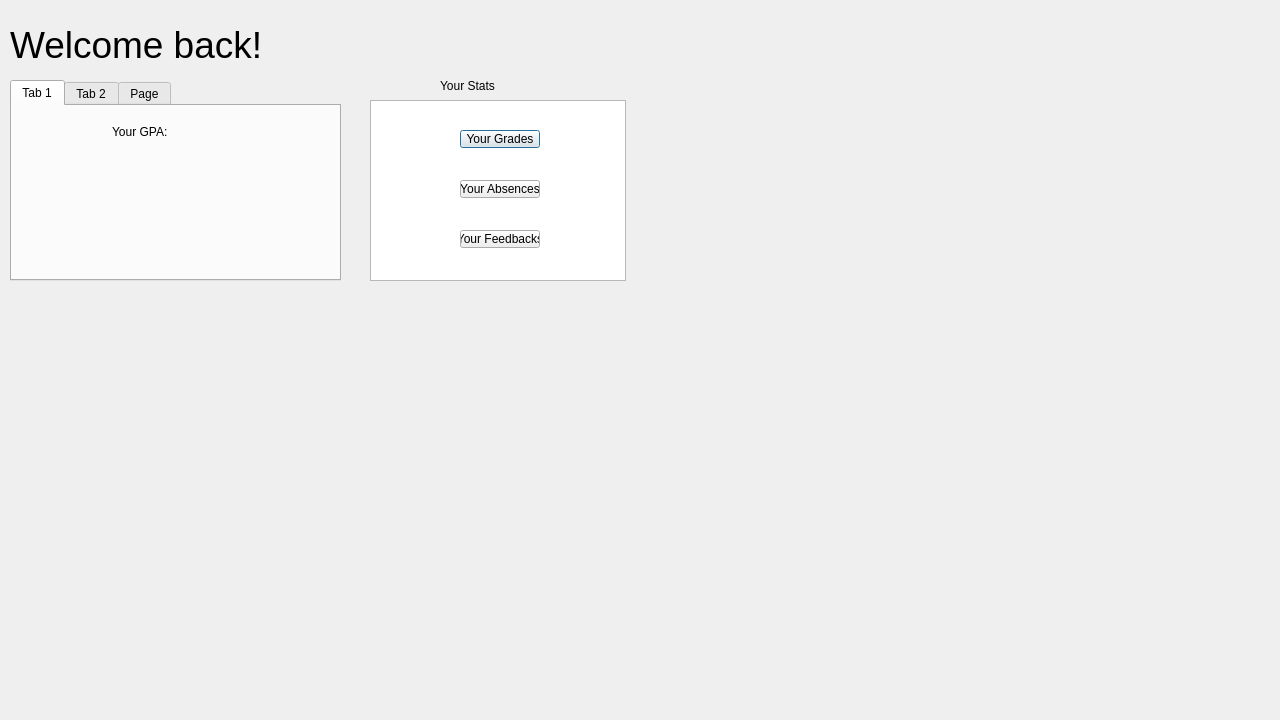
codingburgas/school-project-assignment-codex, file brainstorm/brainstorm/forms/loggedInWindow.ui: the form before one commit.
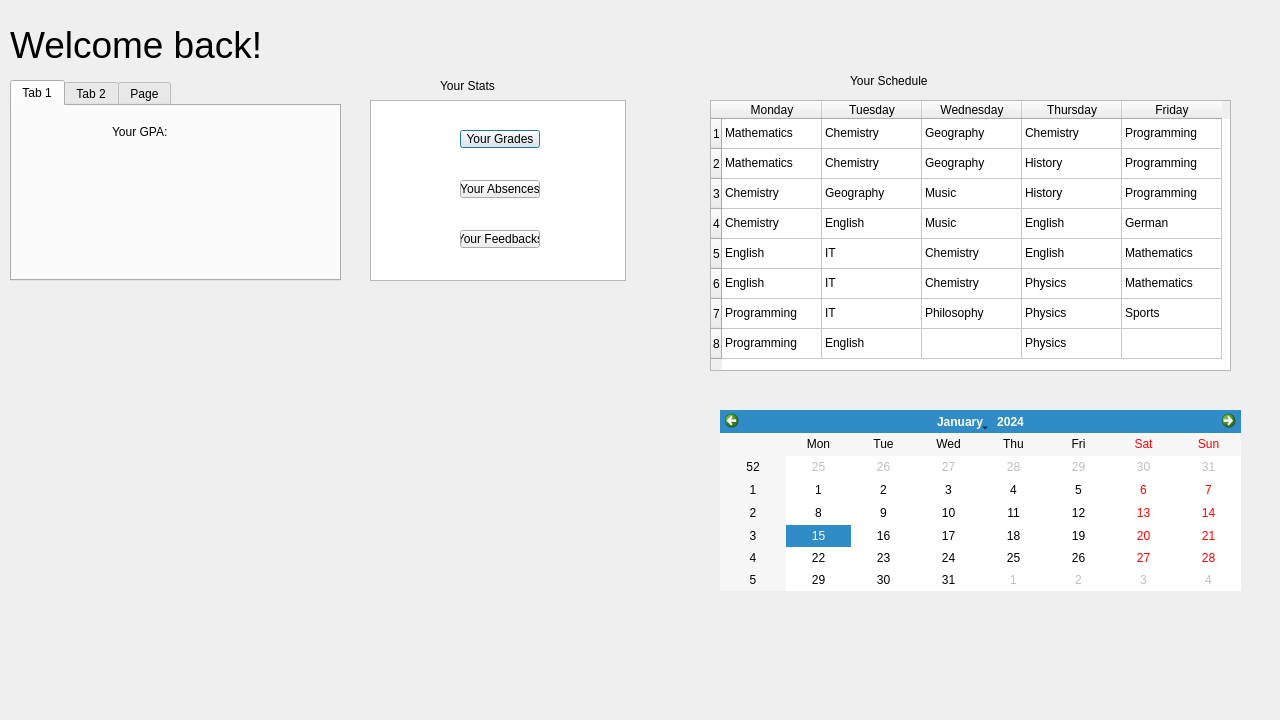
The form after the commit. The open tabs and pages were chosen to show the change.

Commit message: Make user menu functionality (Close #44)

Diff of the .ui file:
```diff
--- a/brainstorm/brainstorm/forms/loggedInWindow.ui
+++ b/brainstorm/brainstorm/forms/loggedInWindow.ui
@@ -207,6 +207,308 @@
       <string>Your Stats</string>
      </property>
     </widget>
+    <widget class="QCalendarWidget" name="calendarWidget">
+     <property name="geometry">
+      <rect>
+       <x>720</x>
+       <y>410</y>
+       <width>521</width>
+       <height>181</height>
+      </rect>
+     </property>
+    </widget>
+    <widget class="QTableWidget" name="tableWidget_3">
+     <property name="geometry">
+      <rect>
+       <x>710</x>
+       <y>100</y>
+       <width>521</width>
+       <height>271</height>
+      </rect>
+     </property>
+     <property name="styleSheet">
+      <string notr="true"/>
+     </property>
+     <property name="rowCount">
+      <number>8</number>
+     </property>
+     <property name="columnCount">
+      <number>5</number>
+     </property>
+     <attribute name="horizontalHeaderVisible">
+      <bool>true</bool>
+     </attribute>
+     <row/>
+     <row/>
+     <row/>
+     <row/>
+     <row/>
+     <row/>
+     <row/>
+     <row/>
+     <column>
+      <property name="text">
+       <string>Monday</string>
+      </property>
+     </column>
+     <column>
+      <property name="text">
+       <string>Tuesday</string>
+      </property>
+     </column>
+     <column>
+      <property name="text">
+       <string>Wednesday</string>
+      </property>
+     </column>
+     <column>
+      <property name="text">
+       <string>Thursday</string>
+      </property>
+     </column>
+     <column>
+      <property name="text">
+       <string>Friday</string>
+      </property>
+     </column>
+     <item row="0" column="0">
+      <property name="text">
+       <string>Mathematics</string>
+      </property>
+     </item>
+     <item row="0" column="1">
+      <property name="text">
+       <string>Chemistry</string>
+      </property>
+     </item>
+     <item row="0" column="2">
+      <property name="text">
+       <string>Geography</string>
+      </property>
+     </item>
+     <item row="0" column="3">
+      <property name="text">
+       <string>Chemistry</string>
+      </property>
+     </item>
+     <item row="0" column="4">
+      <property name="text">
+       <string>Programming</string>
+      </property>
+     </item>
+     <item row="1" column="0">
+      <property name="text">
+       <string>Mathematics</string>
+      </property>
+     </item>
+     <item row="1" column="1">
+      <property name="text">
+       <string>Chemistry</string>
+      </property>
+     </item>
+     <item row="1" column="2">
+      <property name="text">
+       <string>Geography</string>
+      </property>
+     </item>
+     <item row="1" column="3">
+      <property name="text">
+       <string>History</string>
+      </property>
+     </item>
+     <item row="1" column="4">
+      <property name="text">
+       <string>Programming</string>
+      </property>
+     </item>
+     <item row="2" column="0">
+      <property name="text">
+       <string>Chemistry</string>
+      </property>
+     </item>
+     <item row="2" column="1">
+      <property name="text">
+       <string>Geography</string>
+      </property>
+     </item>
+     <item row="2" column="2">
+      <property name="text">
+       <string>Music</string>
+      </property>
+     </item>
+     <item row="2" column="3">
+      <property name="text">
+       <string>History</string>
+      </property>
+     </item>
+     <item row="2" column="4">
+      <property name="text">
+       <string>Programming</string>
+      </property>
+     </item>
+     <item row="3" column="0">
+      <property name="text">
+       <string>Chemistry</string>
+      </property>
+     </item>
+     <item row="3" column="1">
+      <property name="text">
+       <string>English</string>
+      </property>
+     </item>
+     <item row="3" column="2">
+      <property name="text">
+       <string>Music</string>
+      </property>
+     </item>
+     <item row="3" column="3">
+      <property name="text">
+       <string>English</string>
+      </property>
+     </item>
+     <item row="3" column="4">
+      <property name="text">
+       <string>German</string>
+      </property>
+     </item>
+     <item row="4" column="0">
+      <property name="text">
+       <string>English</string>
+      </property>
+     </item>
+     <item row="4" column="1">
+      <property name="text">
+       <string>IT</string>
+      </property>
+     </item>
+     <item row="4" column="2">
+      <property name="text">
+       <string>Chemistry</string>
+      </property>
+     </item>
+     <item row="4" column="3">
+      <property name="text">
+       <string>English</string>
+      </property>
+     </item>
+     <item row="4" column="4">
+      <property name="text">
+       <string>Mathematics</string>
+      </property>
+     </item>
+     <item row="5" column="0">
+      <property name="text">
+       <string>English</string>
+      </property>
+     </item>
+     <item row="5" column="1">
+      <property name="text">
+       <string>IT</string>
+      </property>
+     </item>
+     <item row="5" column="2">
+      <property name="text">
+       <string>Chemistry</string>
+      </property>
+     </item>
+     <item row="5" column="3">
+      <property name="text">
+       <string>Physics</string>
+      </property>
+     </item>
+     <item row="5" column="4">
+      <property name="text">
+       <string>Mathematics</string>
+      </property>
+     </item>
+     <item row="6" column="0">
+      <property name="text">
+       <string>Programming</string>
+      </property>
+     </item>
+     <item row="6" column="1">
+      <property name="text">
+       <string>IT</string>
+      </property>
+     </item>
+     <item row="6" column="2">
+      <property name="text">
+       <string>Philosophy</string>
+      </property>
+     </item>
+     <item row="6" column="3">
+      <property name="text">
+       <string>Physics</string>
+      </property>
+     </item>
+     <item row="6" column="4">
+      <property name="text">
+       <string>Sports</string>
+      </property>
+     </item>
+     <item row="7" column="0">
+      <property name="text">
+       <string>Programming</string>
+      </property>
+     </item>
+     <item row="7" column="1">
+      <property name="text">
+       <string>English</string>
+      </property>
+     </item>
+     <item row="7" column="3">
+      <property name="text">
+       <string>Physics</string>
+      </property>
+     </item>
+     <item row="7" column="4">
+      <property name="text">
+       <string/>
+      </property>
+     </item>
+    </widget>
+    <widget class="QLabel" name="label_13">
+     <property name="geometry">
+      <rect>
+       <x>850</x>
+       <y>60</y>
+       <width>251</width>
+       <height>41</height>
+      </rect>
+     </property>
+     <property name="text">
+      <string>Your Schedule</string>
+     </property>
+    </widget>
+    <widget class="QStackedWidget" name="stackedWidget_2">
+     <property name="geometry">
+      <rect>
+       <x>10</x>
+       <y>290</y>
+       <width>571</width>
+       <height>271</height>
+      </rect>
+     </property>
+     <property name="currentIndex">
+      <number>1</number>
+     </property>
+     <widget class="QWidget" name="page_14"/>
+     <widget class="QWidget" name="page_15"/>
+     <widget class="QWidget" name="page_16"/>
+    </widget>
+    <widget class="QLabel" name="label_14">
+     <property name="geometry">
+      <rect>
+       <x>440</x>
+       <y>50</y>
+       <width>151</width>
+       <height>51</height>
+      </rect>
+     </property>
+     <property name="text">
+      <string/>
+     </property>
+    </widget>
    </widget>
    <widget class="QWidget" name="pageAdmin">
     <widget class="QWidget" name="layoutWidget">
```
Left out of the diff: 18 changed lines with no effect on the pictures. The commit also changes 2 other files.
